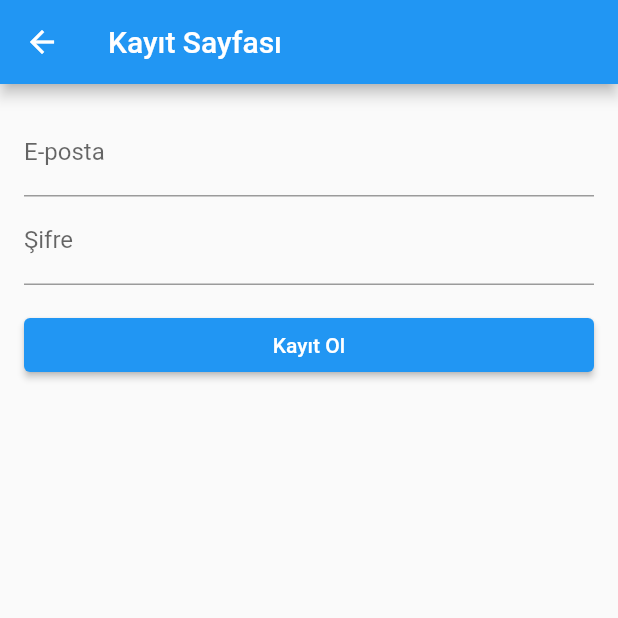
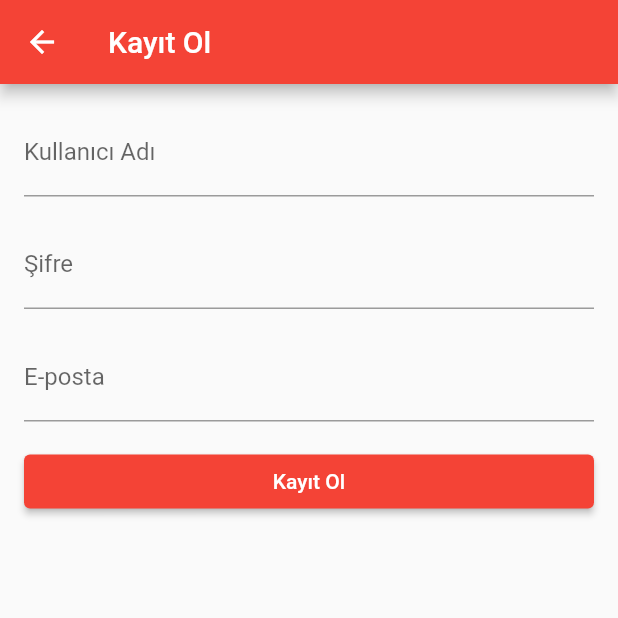
Before and after one commit to kuzeyfe/deneme, a Flutter app: the screen it shows after launch, after a tap on "Kayıt Ol", on a phone screen of 412 x 824 dp, the top half of it. Run offline on Flutter 3.47's test engine with Material 2 defaults, Android fonts, the phone set to English and light mode, and no system bars.

Commit message:
düzenleme
kayıt ve giriş düzenlemesi

```diff
--- a/lib/HomePage.dart
+++ b/lib/HomePage.dart
@@ -6,6 +6,7 @@ import 'Login.dart';
 class HomePage extends StatelessWidget {
   @override
   Widget build(BuildContext context) {
+
     return Scaffold(
       appBar: AppBar(
         title: Text('Deneme Uygulaması'),
@@ -13,7 +14,7 @@ class HomePage extends StatelessWidget {
       body: Column(
         children: [
           Container(
-            color: Colors.blue,
+            color: Color.fromARGB(255, 5, 5, 5),
             padding: EdgeInsets.all(16.0),
             child: Row(
               mainAxisAlignment: MainAxisAlignment.spaceEvenly,
@@ -65,16 +66,14 @@ class HomePage extends StatelessWidget {
           Expanded(
             child: Column(
              mainAxisAlignment: MainAxisAlignment.center,
-             //children: [
-             //Text( 'Hoşgeldiniz', style: TextStyle(fontSize: 24),),
-             //SizedBox(height: 16),
-             //Image.asset(
-             //'assets/images/3.jpg',
-              //width: 200,
-              //height: 200,
-              //fit: BoxFit.contain,
-              //),
-              //],
+             children: [
+             Text( 'Hoşgeldiniz', style: TextStyle(fontSize: 24),),
+             SizedBox(height: 16),
+             Image.asset(
+             'images/3.png',
+              fit: BoxFit.contain,
+              ),
+              ],
             ),
           ),
         ],
--- a/lib/RegisterPage.dart
+++ b/lib/RegisterPage.dart
@@ -1,41 +1,54 @@
 import 'package:flutter/material.dart';
 
-class RegisterPage extends StatelessWidget {
-  final TextEditingController _emailController = TextEditingController();
-  final TextEditingController _passwordController = TextEditingController();
+class RegisterPage extends StatefulWidget {
+  @override
+  _RegisterPageState createState() => _RegisterPageState();
+}
 
-  void _register() {
-    // Kayıt işlemleri burada gerçekleştirilebilir
-    String email = _emailController.text;
-    String password = _passwordController.text;
-    // Kayıt işlemleri burada gerçekleştirilebilir, örneğin bir API çağrısı yapılabilir
-
-    // Kayıt işlemi tamamlandıktan sonra kullanıcıyı başka bir sayfaya yönlendirebilirsiniz
-  }
+class _RegisterPageState extends State<RegisterPage> {
+  TextEditingController usernameController = TextEditingController();
+  TextEditingController passwordController = TextEditingController();
+  TextEditingController emailController = TextEditingController();
 
   @override
   Widget build(BuildContext context) {
     return Scaffold(
       appBar: AppBar(
-        title: Text('Kayıt Sayfası'),
+        title: Text('Kayıt Ol'),
       ),
       body: Padding(
         padding: EdgeInsets.all(16.0),
         child: Column(
           crossAxisAlignment: CrossAxisAlignment.stretch,
-          children: <Widget>[
-            TextFormField(
-              controller: _emailController,
-              decoration: InputDecoration(labelText: 'E-posta'),
+          children: [
+            TextField(
+              controller: usernameController,
+              decoration: InputDecoration(
+                labelText: 'Kullanıcı Adı',
+              ),
             ),
-            TextFormField(
-              controller: _passwordController,
-              decoration: InputDecoration(labelText: 'Şifre'),
-              obscureText: true,
+            SizedBox(height: 16.0),
+            TextField(
+              controller: passwordController,
+              decoration: InputDecoration(
+                labelText: 'Şifre',
+              ),
+            ),
+            SizedBox(height: 16.0),
+            TextField(
+              controller: emailController,
+              decoration: InputDecoration(
+                labelText: 'E-posta',
+              ),
             ),
             SizedBox(height: 16.0),
             ElevatedButton(
-              onPressed: _register,
+              onPressed: () {
+                String username = usernameController.text;
+                String password = passwordController.text;
+                String email = emailController.text;
+
+              },
               child: Text('Kayıt Ol'),
             ),
           ],
@@ -43,4 +56,28 @@ class RegisterPage extends StatelessWidget {
       ),
     );
   }
+
+  void registerUser(String username, String password, String email, String phoneNumber) {
+    // Kullanıcı adı, şifre, e-posta ve telefon numarası bilgilerini kullanarak kayıt işlemini gerçekleştirin
+    // Bu aşamada, kullanıcının bilgilerini veritabanına kaydedebilir veya başka bir işlem yapabilirsiniz
+
+    // Kayıt işlemi tamamlandıktan sonra kullanıcıya bir geri bildirim verebilirsiniz
+    showDialog(
+      context: context,
+      builder: (BuildContext context) {
+        return AlertDialog(
+          title: Text('Kayıt Tamamlandı'),
+          content: Text('Kayıt işlemi başarıyla tamamlandı.'),
+          actions: [
+            ElevatedButton(
+              onPressed: () {
+                Navigator.of(context).pop();
+              },
+              child: Text('Tamam'),
+            ),
+          ],
+        );
+      },
+    );
+  }
 }
--- a/lib/main.dart
+++ b/lib/main.dart
@@ -14,7 +14,7 @@ class MyApp extends StatelessWidget {
     return MaterialApp(
       title: 'Flutter Uygulaması',
       theme: ThemeData(
-        primarySwatch: Colors.blue,
+        primarySwatch: Colors.red,
       ),
       home: HomePage(), // Ana sayfayı HomePage sınıfına ayarlıyoruz
     );
--- a/pubspec.yaml
+++ b/pubspec.yaml
@@ -59,8 +59,8 @@ flutter:
   uses-material-design: true
 
   # To add assets to your application, add an assets section, like this:
-  # assets:
-  #   - images/a_dot_burr.jpeg
+  assets:
+   - images/
   #   - images/a_dot_ham.jpeg
 
   # An image asset can refer to one or more resolution-specific "variants", see
```
Also changed, not shown: lib/Login.dart (+34 -20 lines).
